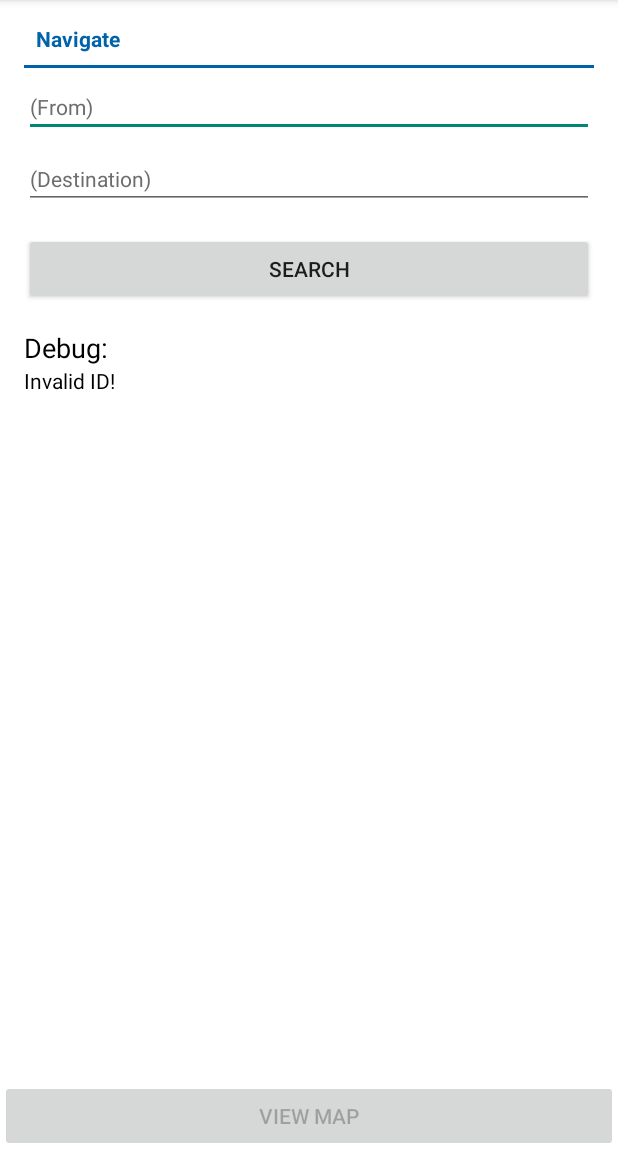
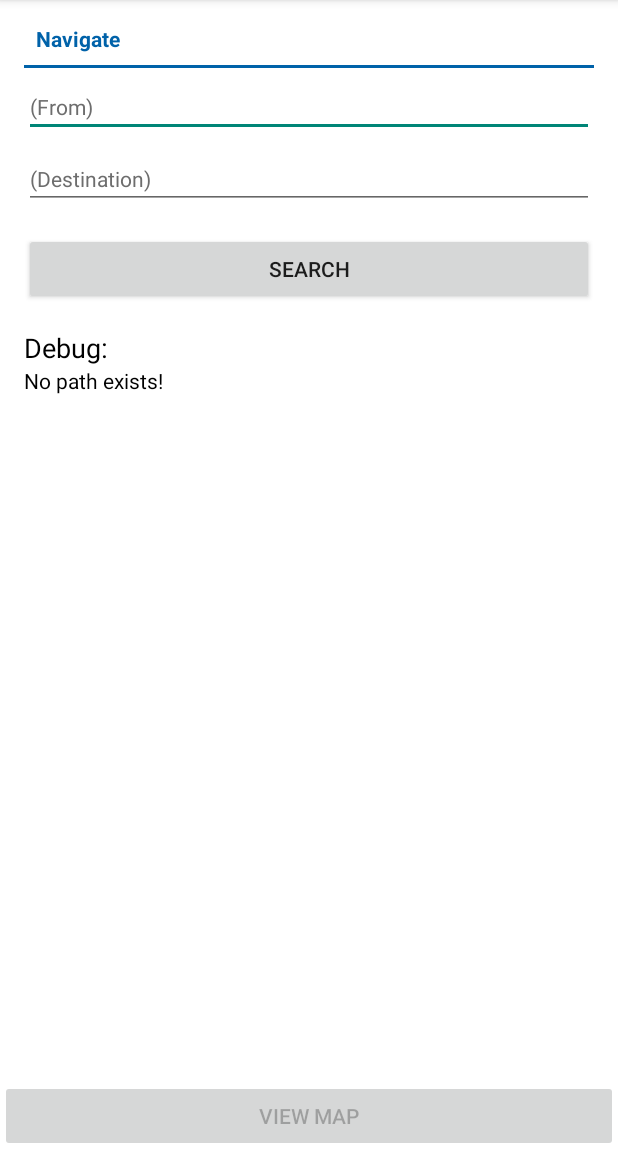
Before and after one commit to bernardyip/navNUS, an Android app: the MainActivity screen opened directly, with no data from a screen before it, after a tap on "SEARCH", on a phone screen of 412 x 824 dp, the part 84-1236 px from its top. Run offline under Robolectric (Android 15) with nearby library versions, the phone set to English and light mode, and no system bars; 4 statements that could not run were skipped.

Commit message:
Search by name available in navigation
-Small bug in auto complete, will only appear when 2nd character is
entered. (Currently clueless as to why that happens)

```diff
--- a/navNUS/app/src/main/java/com/navnus/activity/MainActivity.java
+++ b/navNUS/app/src/main/java/com/navnus/activity/MainActivity.java
@@ -11,6 +11,8 @@ import android.support.v7.app.AppCompatActivity;
 import android.view.KeyEvent;
 import android.view.View;
 import android.view.inputmethod.InputMethodManager;
+import android.widget.ArrayAdapter;
+import android.widget.AutoCompleteTextView;
 import android.widget.Button;
 import android.widget.EditText;
 import android.widget.TextView;
@@ -18,6 +20,8 @@ import android.widget.Toast;
 
 import com.navnus.R;
 import com.navnus.entity.Map;
+import com.navnus.util.CustomAutoCompleteTextChangedListener;
+import com.navnus.util.CustomAutoCompleteView;
 
 import java.text.DecimalFormat;
 import java.util.ArrayList;
@@ -31,30 +35,57 @@ public class MainActivity extends AppCompatActivity {
 
     private int fromId;
     private int toId;
+    public String from, to;
+    public AutoCompleteTextView  fromAutoComplete, toAutoComplete;
+
+    // adapter for auto-complete
+    public ArrayAdapter<String> fromAdapter, toAdapter;
+    // just to add some initial value
+    public String[] item = new String[] {"Please search..."};
 
     @Override
     protected void onCreate(Bundle savedInstanceState) {
         super.onCreate(savedInstanceState);
         setContentView(R.layout.activity_main);
+
+        try{
+            fromAutoComplete = (AutoCompleteTextView) findViewById(R.id.etFrom);
+            toAutoComplete = (AutoCompleteTextView) findViewById(R.id.etTo);
+
+            // add the listener so it will tries to suggest while the user types
+            fromAutoComplete.addTextChangedListener(new CustomAutoCompleteTextChangedListener(this,1));
+            toAutoComplete.addTextChangedListener(new CustomAutoCompleteTextChangedListener(this,2));
+
+            // set our adapter
+            fromAdapter = new ArrayAdapter<String>(this, android.R.layout.simple_dropdown_item_1line, item);
+            fromAutoComplete.setAdapter(fromAdapter);
+            toAdapter = new ArrayAdapter<String>(this, android.R.layout.simple_dropdown_item_1line, item);
+            toAutoComplete.setAdapter(toAdapter);
+
+        } catch (NullPointerException e) {
+            e.printStackTrace();
+        } catch (Exception e) {
+            e.printStackTrace();
+        }
+        //initialize the variables to avoid null pointer
+        from = ((AutoCompleteTextView)findViewById(R.id.etFrom)).getText().toString();
+        to = ((AutoCompleteTextView)findViewById(R.id.etTo)).getText().toString();
     }
 
     //Testing button click
     public void button_search_click(View view) {
         TextView debugText = (TextView)findViewById(R.id.textview_debug_text);
-        String from = ((EditText)findViewById(R.id.etFrom)).getText().toString();
-        String to = ((EditText)findViewById(R.id.etTo)).getText().toString();
+        from = ((AutoCompleteTextView)findViewById(R.id.etFrom)).getText().toString();
+        to = ((AutoCompleteTextView)findViewById(R.id.etTo)).getText().toString();
         ((Button)findViewById(R.id.button_view_map)).setEnabled(false);
 
         fromId = -1;
         toId = -1;
 
-        ArrayList<String> test = Map.getSimilarNamesFromName("COM");
-        Toast.makeText(MainActivity.this, "Test: " + test.toString(), Toast.LENGTH_LONG).show();
-
         //Make sure from and to are id (for now)
         try {
-            fromId = Integer.parseInt(from);
-            toId = Integer.parseInt(to);
+            fromId = Map.getIdFromName(from);
+            toId = Map.getIdFromName(to);
 
             LinkedList<DirectedEdge> path = Map.getPath(fromId, toId);
             StringBuffer pathString = new StringBuffer();
--- /dev/null
+++ b/navNUS/app/src/main/java/com/navnus/util/CustomAutoCompleteTextChangedListener.java
@@ -0,0 +1,66 @@
+package com.navnus.util;
+
+import android.content.Context;
+import android.text.Editable;
+import android.text.TextWatcher;
+import android.util.Log;
+import android.widget.ArrayAdapter;
+import android.widget.Toast;
+
+import com.navnus.activity.MainActivity;
+import com.navnus.entity.Map;
+
+import java.util.ArrayList;
+
+public class CustomAutoCompleteTextChangedListener implements TextWatcher{
+
+    public static final String TAG = "CustomAutoCompleteTextChangedListener.java";
+    Context context;
+    int who; //1 = from , 2 = to
+
+    public CustomAutoCompleteTextChangedListener(Context context, int who){
+        this.context = context;
+        this.who = who;
+    }
+
+    @Override
+    public void afterTextChanged(Editable s) {
+        // TODO Auto-generated method stub
+
+    }
+
+    @Override
+    public void beforeTextChanged(CharSequence s, int start, int count,
+                                  int after) {
+        // TODO Auto-generated method stub
+
+    }
+
+    @Override
+    public void onTextChanged(CharSequence userInput, int start, int before, int count) {
+
+        // if you want to see in the logcat what the user types
+        //Log.e(TAG, "User input: " + userInput);
+
+        MainActivity mainActivity = ((MainActivity) context);
+        String query= "";
+        if(who == 1)
+            query = mainActivity.from;
+        else if(who == 2)
+            query = mainActivity.to;
+
+        ArrayList<String> ddlSuggestions = Map.getSimilarNamesFromName(query);
+
+        // update the adapater
+        if(who == 1) {
+            mainActivity.fromAdapter.notifyDataSetChanged();
+            mainActivity.fromAdapter = new ArrayAdapter<String>(mainActivity, android.R.layout.simple_dropdown_item_1line, ddlSuggestions);
+            mainActivity.fromAutoComplete.setAdapter(mainActivity.fromAdapter);
+        } else if(who == 2) {
+            mainActivity.toAdapter.notifyDataSetChanged();
+            mainActivity.toAdapter = new ArrayAdapter<String>(mainActivity, android.R.layout.simple_dropdown_item_1line, ddlSuggestions);
+            mainActivity.toAutoComplete.setAdapter(mainActivity.toAdapter);
+        }
+    }
+
+}
--- a/navNUS/app/src/main/res/layout/activity_main.xml
+++ b/navNUS/app/src/main/res/layout/activity_main.xml
@@ -29,7 +29,7 @@
         android:layout_below="@+id/navigatetv"
         android:layout_marginTop="8dp"
         >
-        <EditText
+        <AutoCompleteTextView
             android:id="@+id/etFrom"
             android:layout_width="match_parent"
             android:layout_height="match_parent"
@@ -44,7 +44,7 @@
             >
 
             <requestFocus />
-        </EditText>
+        </AutoCompleteTextView >
 
     </LinearLayout>
 
@@ -55,7 +55,7 @@
         android:layout_below="@+id/linearLayout1"
         android:layout_marginTop="8dp"
         >
-        <EditText
+        <AutoCompleteTextView
             android:id="@+id/etTo"
             android:hint="@string/main_activity_to"
             android:layout_width="match_parent"
```
Also changed, not shown: navNUS/app/src/main/java/com/navnus/util/CustomAutoCompleteView.java (added, +39 -0 lines), 1 other file.
